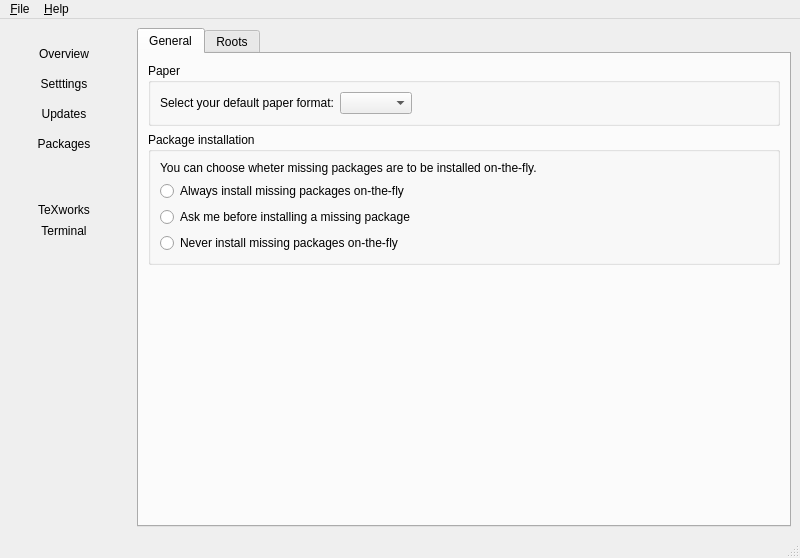
Before: the Qt Designer form Programs/MiKTeX/Console/Qt/mainwindow.ui in MiKTeX/miktex, drawn with Qt 5.
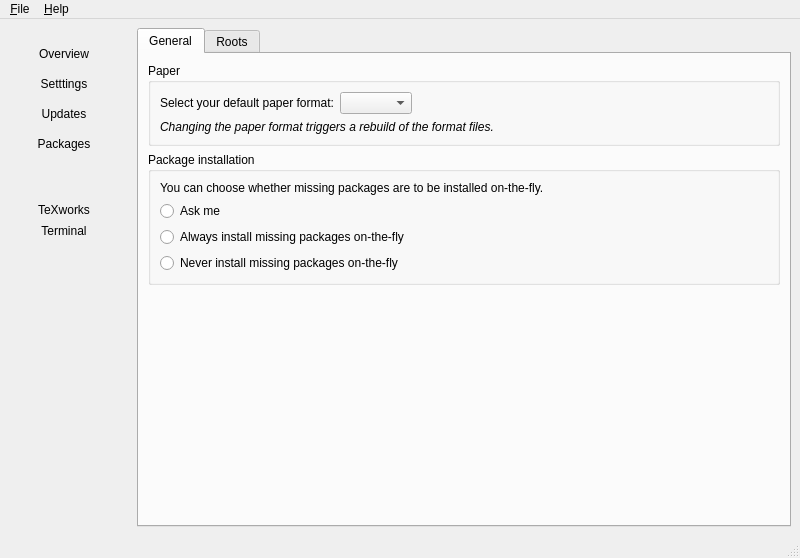
After: the same form once the commit is applied. Icons and pictures are not drawn.

The edit to the form file:
```diff
--- a/Programs/MiKTeX/Console/Qt/mainwindow.ui
+++ b/Programs/MiKTeX/Console/Qt/mainwindow.ui
@@ -675,6 +675,8 @@
               <property name="title">
                <string>Paper</string>
               </property>
+              <layout class="QVBoxLayout" name="verticalLayout_10">
+               <item>
               <layout class="QHBoxLayout" name="horizontalLayout_4">
                <item>
                 <widget class="QLabel" name="label_10">
@@ -700,6 +702,23 @@
                 </spacer>
                </item>
               </layout>
+               </item>
+               <item>
+                <widget class="QLabel" name="label_12">
+                 <property name="font">
+                  <font>
+                   <italic>true</italic>
+                  </font>
+                 </property>
+                 <property name="text">
+                  <string>Changing the paper format triggers a rebuild of the format files.</string>
+                 </property>
+                 <property name="wordWrap">
+                  <bool>true</bool>
+                 </property>
+                </widget>
+               </item>
+              </layout>
              </widget>
             </item>
             <item>
@@ -711,7 +730,7 @@
                <item>
                 <widget class="QLabel" name="label_11">
                  <property name="text">
-                  <string>You can choose wheter missing packages are to be installed on-the-fly.</string>
+                  <string>You can choose whether missing packages are to be installed on-the-fly.</string>
                  </property>
                  <property name="wordWrap">
                   <bool>true</bool>
@@ -719,21 +738,21 @@
                 </widget>
                </item>
                <item>
-                <widget class="QRadioButton" name="radioButton">
+                <widget class="QRadioButton" name="radioAutoInstallAsk">
+                 <property name="text">
+                  <string>Ask me</string>
+                 </property>
+                </widget>
+               </item>
+               <item>
+                <widget class="QRadioButton" name="radioAutoInstallYes">
                  <property name="text">
                   <string>Always install missing packages on-the-fly</string>
                  </property>
                 </widget>
                </item>
                <item>
-                <widget class="QRadioButton" name="radioButton_2">
-                 <property name="text">
-                  <string>Ask me before installing a missing package</string>
-                 </property>
-                </widget>
-               </item>
-               <item>
-                <widget class="QRadioButton" name="radioButton_3">
+                <widget class="QRadioButton" name="radioAutoInstallNo">
                  <property name="text">
                   <string>Never install missing packages on-the-fly</string>
                  </property>
```
Left out of the diff: 8 changed lines with no effect on the pictures. Lines whose indentation alone changed are shown as unchanged.
